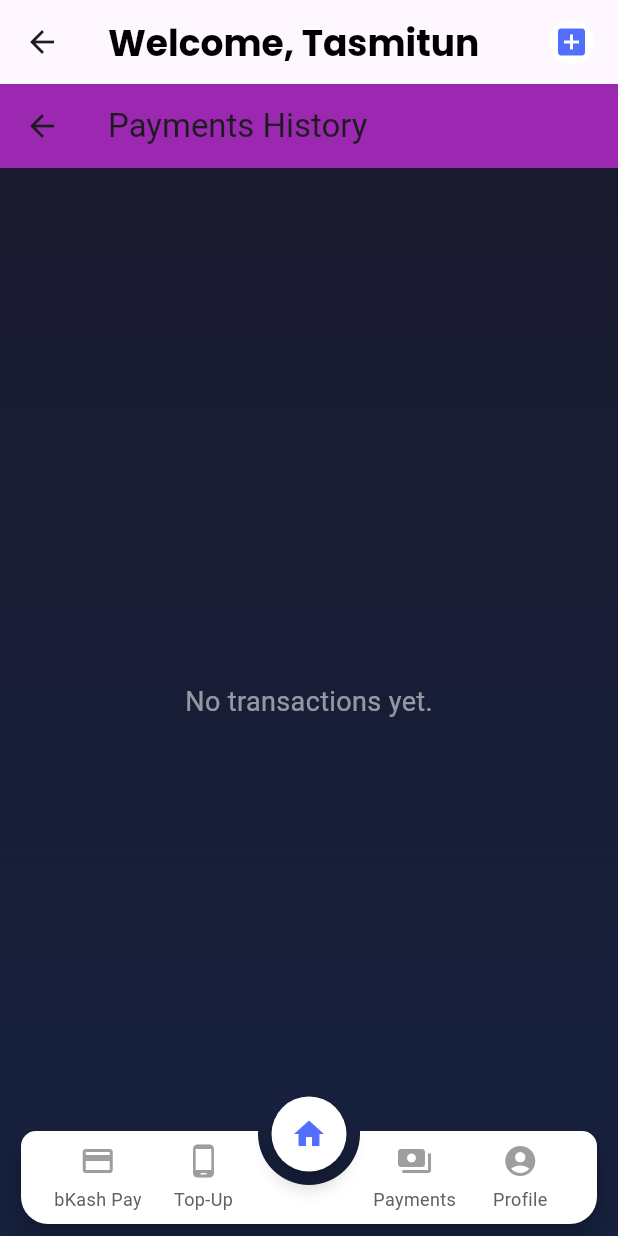
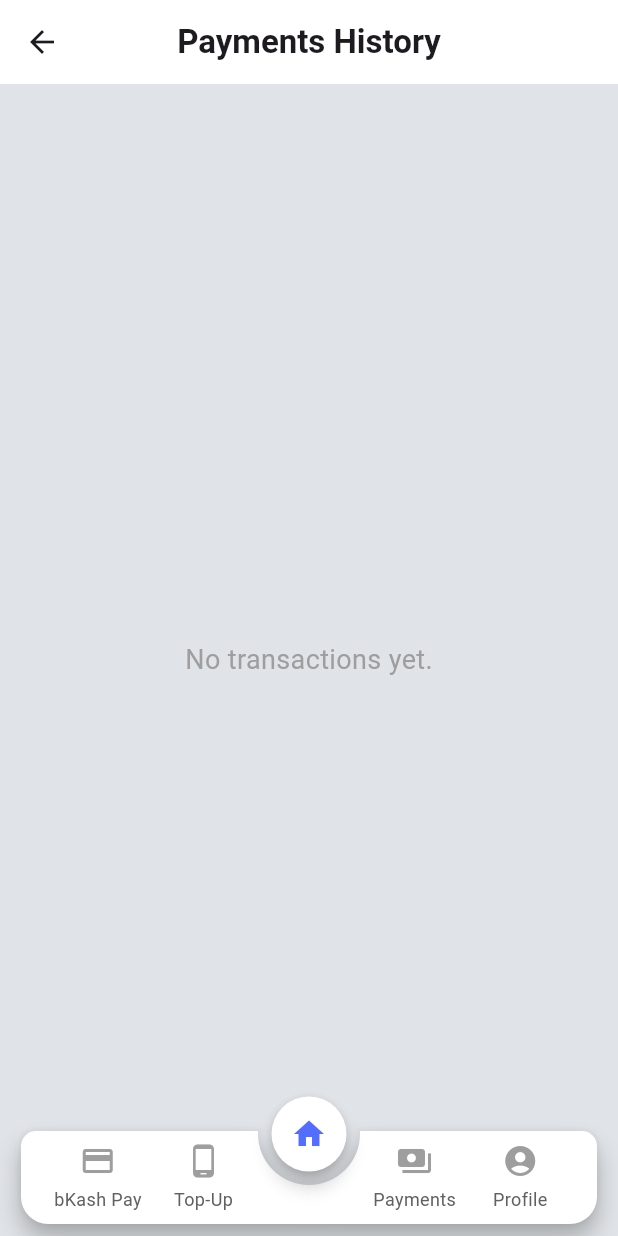
Before and after one commit to iam-ajmunna/MyPocket--A-Unified-Digital-Wallet, a Flutter app: the WalletScreen screen opened directly, swiped to page 4, on a phone screen of 412 x 824 dp. Run offline on Flutter 3.47's test engine with Material 3 defaults, Android fonts, the phone set to English and light mode, and no system bars; drawn by our look-alikes of animated_notch_bottom_bar; our stand-ins replace camera, carousel_slider, flutter_svg, google_fonts, google_sign_in, share_plus and 1 more; missing offline and left inert: flutter_facebook_auth, googleapis; accounts and stored records are empty.

Commit message:
Finished Wallet Screen and Related

```diff
--- a/application files/lib/Home/PaymentsScreen.dart
+++ b/application files/lib/Home/PaymentsScreen.dart
@@ -24,7 +24,8 @@ class _PaymentsScreenState extends State<PaymentsScreen> {
 
   Future<void> _loadTransactions() async {
     final prefs = await SharedPreferences.getInstance();
-    final List<String>? transactionStrings = prefs.getStringList('transactions');
+    final List<String>? transactionStrings =
+        prefs.getStringList('transactions');
     if (transactionStrings != null) {
       setState(() {
         transactions = transactionStrings.map((transactionString) {
@@ -73,23 +74,25 @@ class _PaymentsScreenState extends State<PaymentsScreen> {
   Widget build(BuildContext context) {
     return Scaffold(
       appBar: AppBar(
-        title: Text('Payments History'),
-        backgroundColor: Colors.purple,
+        title: Text(
+          'Payments History',
+          style: TextStyle(
+            fontWeight: FontWeight.bold,
+          ),
+        ),
+        centerTitle: true,
+        backgroundColor: Colors.white,
       ),
       body: Container(
         padding: EdgeInsets.all(20),
         decoration: BoxDecoration(
-          gradient: LinearGradient(
-            colors: [Color(0xFF1A1A2E), Color(0xFF16213E)],
-            begin: Alignment.topCenter,
-            end: Alignment.bottomCenter,
-          ),
+          color: const Color(0xFFE0E3E7),
         ),
         child: transactions.isEmpty
             ? Center(
                 child: Text(
                   'No transactions yet.',
-            style: TextStyle(color: Colors.white54, fontSize: 18),
+                  style: TextStyle(color: Colors.grey, fontSize: 18),
                 ),
               )
             : ListView.builder(
@@ -97,16 +100,19 @@ class _PaymentsScreenState extends State<PaymentsScreen> {
                 itemBuilder: (context, index) {
                   final transaction = transactions[index];
                   return Card(
-              color: Colors.grey[900],
+                    color: Colors.white,
                     margin: EdgeInsets.only(bottom: 10),
                     child: ListTile(
                       title: Text(
                         transaction.type,
-                  style: TextStyle(color: Colors.white, fontSize: 18),
+                        style: TextStyle(
+                            color: Colors.black,
+                            fontSize: 18,
+                            fontWeight: FontWeight.bold),
                       ),
                       subtitle: Text(
                         'Amount: \$${transaction.amount.toStringAsFixed(2)}\nDate: ${transaction.date.toString()}',
-                  style: TextStyle(color: Colors.white54),
+                        style: TextStyle(color: Colors.grey),
                       ),
                       trailing: Text(
                         transaction.status,
--- a/application files/lib/Home/WalletScreen.dart
+++ b/application files/lib/Home/WalletScreen.dart
@@ -15,7 +15,7 @@ import 'package:mypocket/Profile/user_profile.dart';
 import 'package:intl/intl.dart'; // Import the intl package
 
 // Constants for UI elements and text
-const double cardHeight = 200.0;
+const double cardHeight = 210.0;
 const double cardWidthFactor = 0.8;
 const double pagePaddingHorizontal = 20.0;
 const double pagePaddingVertical = 40.0;
@@ -471,31 +471,6 @@ class _WalletScreenState extends State<WalletScreen> {
     final cardWidth = screenWidth * cardWidthFactor;
 
     return Scaffold(
-      appBar: AppBar(
-        // Row for Welcome text and Add Button
-        title: Row(
-          mainAxisAlignment: MainAxisAlignment.spaceBetween,
-          children: [
-            Text("Welcome, " + userName,
-                style: GoogleFonts.poppins(
-                    fontSize: 24,
-                    color: Colors.black,
-                    fontWeight: FontWeight.bold)),
-            GestureDetector(
-              onTap: () {
-                _showAddCardDialog();
-              },
-              child: const CircleAvatar(
-                  backgroundColor: Colors.white,
-                  radius: 15,
-                  child: Icon(
-                    Icons.add_box,
-                    color: Colors.indigoAccent,
-                  )),
-            ),
-          ],
-        ),
-      ),
       extendBody: true,
       body: PageView(
         controller: _pageController,
@@ -512,6 +487,39 @@ class _WalletScreenState extends State<WalletScreen> {
                   child: Column(
                     crossAxisAlignment: CrossAxisAlignment.start,
                     children: [
+                      SizedBox(
+                        height: 20,
+                      ),
+// Row for Welcome text and Add Button
+                      Row(
+                        mainAxisAlignment: MainAxisAlignment.spaceBetween,
+                        children: [
+                          Text("Welcome, " + userName,
+                              style: GoogleFonts.poppins(
+                                  fontSize: 24,
+                                  color: Colors.black,
+                                  fontWeight: FontWeight.bold)),
+                          if (cards.isNotEmpty)
+                            Padding(
+                              padding: const EdgeInsets.fromLTRB(0, 0, 14, 0),
+                              child: GestureDetector(
+                                onTap: () {
+                                  _showAddCardDialog();
+                                },
+                                child: const CircleAvatar(
+                                    backgroundColor: Colors.white,
+                                    radius: 15,
+                                    child: Icon(
+                                      Icons.add_box,
+                                      color: Colors.indigoAccent,
+                                    )),
+                              ),
+                            ),
+                        ],
+                      ),
+                      SizedBox(
+                        height: 10,
+                      ),
 // Your Button is seperate Column
                       Text("Your Balance",
                           style: GoogleFonts.poppins(
--- a/application files/lib/main.dart
+++ b/application files/lib/main.dart
@@ -19,8 +19,7 @@ class MyApp extends StatelessWidget {
       theme: ThemeData(
           primarySwatch: Colors.purple,
           scaffoldBackgroundColor: const Color.fromARGB(255, 248, 248, 248)),
-      //  home: LoginScreen(),
-      home: WalletScreen(),
+          home: LoginScreen(),
     );
   }
 }
```
Also changed, not shown: application files/lib/Home/BkashPayScreen.dart (+71 -24 lines), application files/lib/Home/MobileTopUpScreen.dart (+36 -19 lines), application files/assets/Mobile-Top-Up.png (added). Lines whose indentation alone changed are shown as unchanged.
